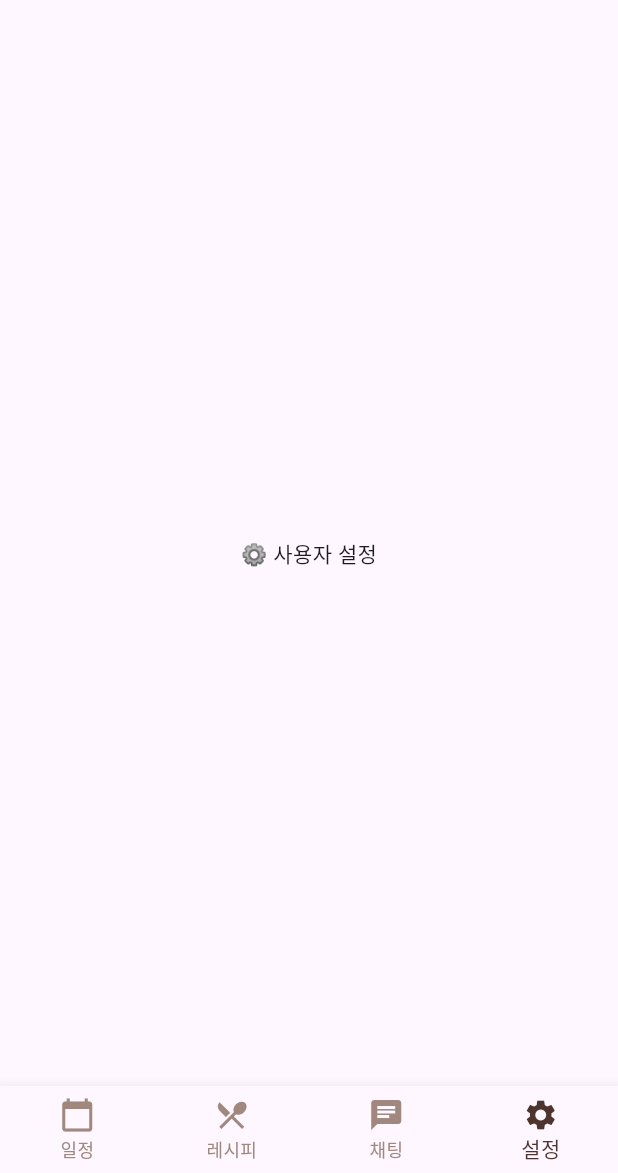
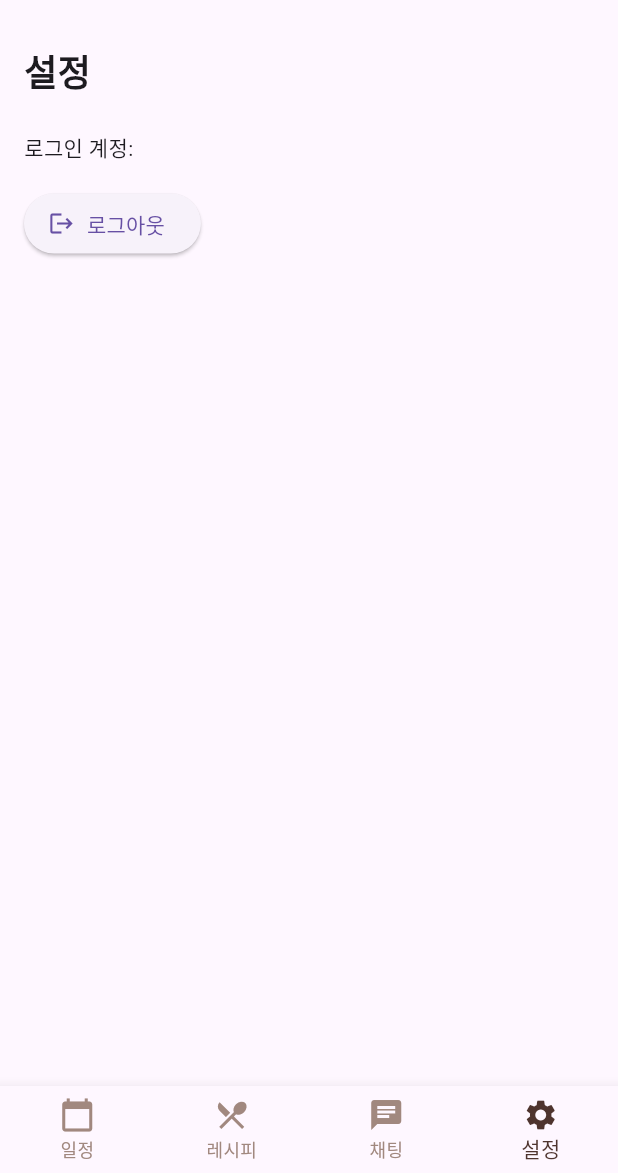
Before and after one commit to Mingkong-A/ATTEA, a Flutter app: the HomeScreen screen opened by its route, item 4 of the bottom bar chosen, on a phone screen of 412 x 824 dp, the part 63-1236 px from its top. Run offline on Flutter 3.47's test engine with Material 3 defaults, Android fonts, the phone set to English and light mode, and no system bars; our stand-ins replace cloud_firestore, firebase_auth, firebase_core, shared_preferences, table_calendar; accounts and stored records are empty; network calls fail.

Commit message:
아이디 저장/자동 로그인 추가, 채팅/설정 탭 완료, 폴더 구조 정리

```diff
--- a/lib/home_screen.dart
+++ b/lib/home_screen.dart
@@ -1,6 +1,8 @@
 import 'package:flutter/material.dart';
-import 'schedule_tab.dart';
-import 'recipe_tab.dart';
+import 'home_tab/schedule_tab.dart';
+import 'home_tab/recipe_tab.dart';
+import 'home_tab/chat_tab.dart';
+import 'home_tab/settings_tab.dart';
 
 class HomeScreen extends StatefulWidget {
   const HomeScreen({super.key});
@@ -15,8 +17,8 @@ class _HomeScreenState extends State<HomeScreen> {
   static const List<Widget> _pages = <Widget>[
     ScheduleTab(),
     RecipeTab(),
-    Center(child: Text('💬 채팅')),
-    Center(child: Text('⚙️ 사용자 설정')),
+    ChatTab(),
+    SettingsTab(),
   ];
 
   void _onItemTapped(int index) {
--- /dev/null
+++ b/lib/home_tab/settings_tab.dart
@@ -0,0 +1,34 @@
+import 'package:flutter/material.dart';
+import 'package:firebase_auth/firebase_auth.dart';
+
+class SettingsTab extends StatelessWidget {
+  const SettingsTab({super.key});
+
+  @override
+  Widget build(BuildContext context) {
+    final user = FirebaseAuth.instance.currentUser;
+
+    return Scaffold(
+      body: Padding(
+        padding: const EdgeInsets.all(16),
+        child: Column(
+          crossAxisAlignment: CrossAxisAlignment.start,
+          children: [
+            const Text('설정', style: TextStyle(fontSize: 24, fontWeight: FontWeight.bold)),
+            const SizedBox(height: 24),
+            Text('로그인 계정: ${user?.email ?? "알 수 없음"}'),
+            const SizedBox(height: 16),
+            ElevatedButton.icon(
+              onPressed: () async {
+                await FirebaseAuth.instance.signOut();
+                Navigator.pushReplacementNamed(context, '/');
+              },
+              icon: const Icon(Icons.logout),
+              label: const Text('로그아웃'),
+            ),
+          ],
+        ),
+      ),
+    );
+  }
+}
--- a/pubspec.yaml
+++ b/pubspec.yaml
@@ -34,6 +34,7 @@ dependencies:
   firebase_auth: ^4.17.5
   table_calendar: ^3.0.9
   cloud_firestore: ^4.15.5
+  shared_preferences: ^2.2.2
 
   # The following adds the Cupertino Icons font to your application.
   # Use with the CupertinoIcons class for iOS style icons.
```
Also changed, not shown: lib/home_tab/chat_tab.dart (added, +78 -0 lines), lib/login_screen.dart (+78 -8 lines), lib/home_tab/recipe_tab.dart (renamed from lib/recipe_tab.dart), lib/home_tab/schedule_tab.dart (renamed from lib/schedule_tab.dart), pubspec.lock, 1 other file.
